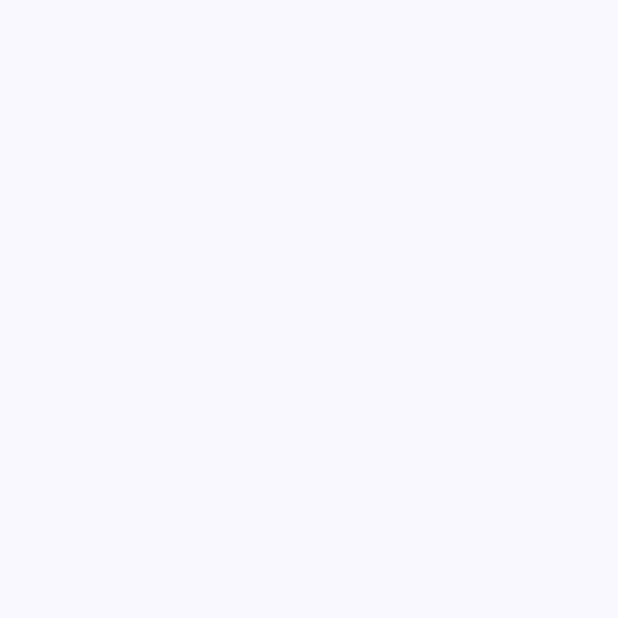
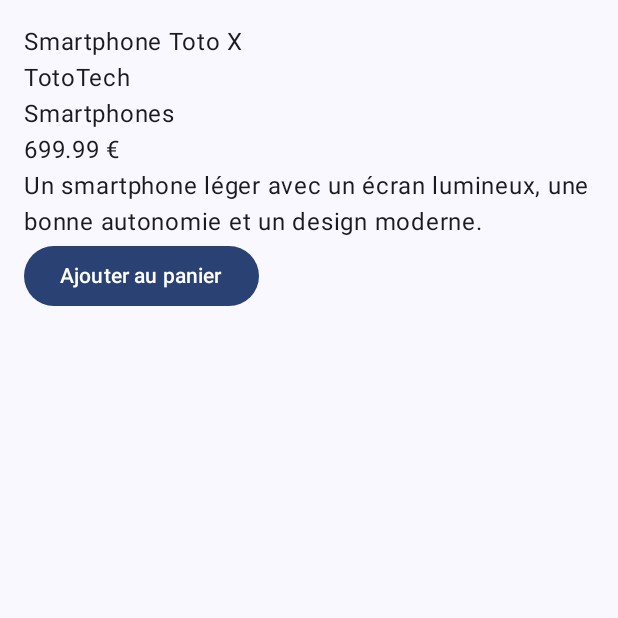
Before and after one commit to Jeevons/product-explorer, an Android app built with Jetpack Compose: the screen it shows after launch (MainActivity), on a phone screen of 412 x 824 dp, the top half of it. Before the commit the part shown is empty. Run offline under Robolectric (Android 15) with nearby library versions, the phone set to English and light mode, and no system bars.

Commit message:
Premier écran de détail produit avec une preview

```diff
--- a/app/src/main/java/com/example/productexplorer/MainActivity.kt
+++ b/app/src/main/java/com/example/productexplorer/MainActivity.kt
@@ -4,9 +4,16 @@ import android.os.Bundle
 import androidx.activity.ComponentActivity
 import androidx.activity.compose.setContent
 import androidx.activity.enableEdgeToEdge
+import androidx.compose.foundation.layout.Column
 import androidx.compose.foundation.layout.fillMaxSize
+import androidx.compose.foundation.layout.padding
+import androidx.compose.material3.Button
 import androidx.compose.material3.Scaffold
+import androidx.compose.material3.Text
+import androidx.compose.runtime.Composable
 import androidx.compose.ui.Modifier
+import androidx.compose.ui.tooling.preview.Preview
+import androidx.compose.ui.unit.dp
 import com.example.productexplorer.ui.theme.ProductExplorerTheme
 
 class MainActivity : ComponentActivity() {
@@ -16,7 +23,13 @@ class MainActivity : ComponentActivity() {
         setContent {
             ProductExplorerTheme {
                 Scaffold(modifier = Modifier.fillMaxSize()) { innerPadding ->
-                    // Contenu de l'ecran
+                    ProductDetailScreen(
+                        product = sampleProduct(),
+                        onAddToCartClick = {
+                            // Action a ajouter plus tard
+                        },
+                        modifier = Modifier.padding(innerPadding)
+                    )
                 }
             }
         }
@@ -51,3 +64,38 @@ fun sampleProduct(): ProductUi {
         shippingInformation = "Livraison estimée : 3 à 5 jours ouvrés"
     )
 }
+
+// Ecran de detail d'un produit
+@Composable
+fun ProductDetailScreen(
+    product: ProductUi,
+    onAddToCartClick: () -> Unit,
+    modifier: Modifier = Modifier
+) {
+    Column(
+        modifier = modifier
+            .fillMaxSize()
+            .padding(16.dp)
+    ) {
+        Text(text = product.title)
+        Text(text = product.brand)
+        Text(text = product.category)
+        Text(text = "${product.price} €")
+        Text(text = product.description)
+
+        Button(onClick = onAddToCartClick) {
+            Text(text = "Ajouter au panier")
+        }
+    }
+}
+
+@Preview(showBackground = true)
+@Composable
+fun ProductDetailScreenPreview() {
+    ProductExplorerTheme {
+        ProductDetailScreen(
+            product = sampleProduct(),
+            onAddToCartClick = {}
+        )
+    }
+}
```
